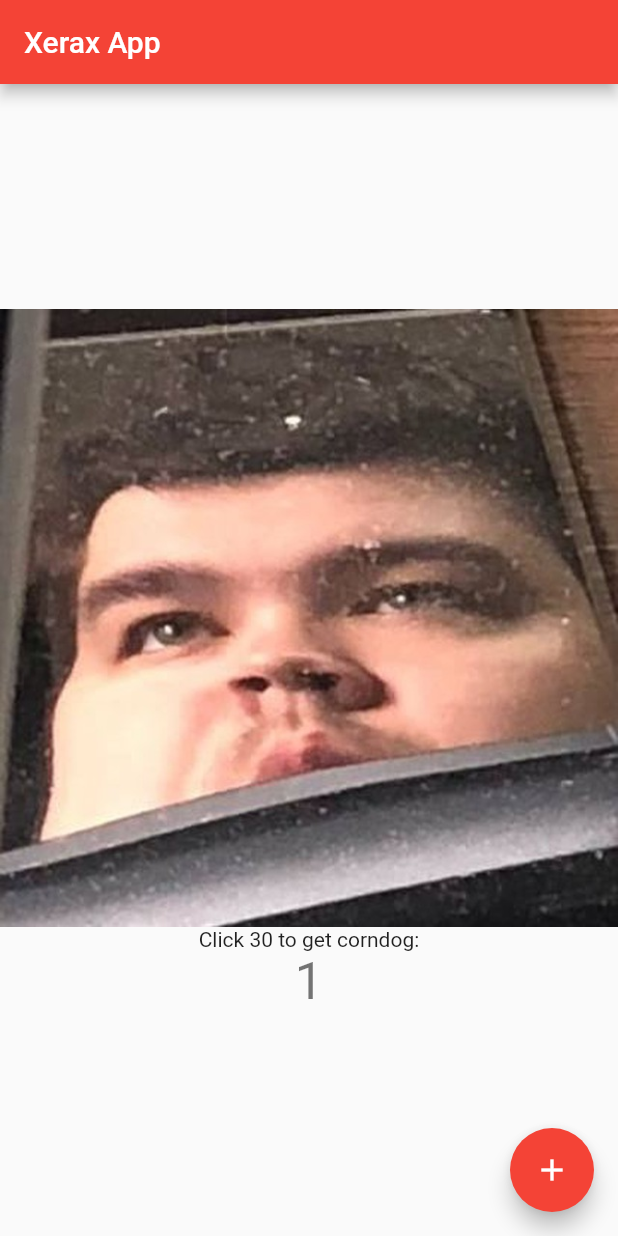
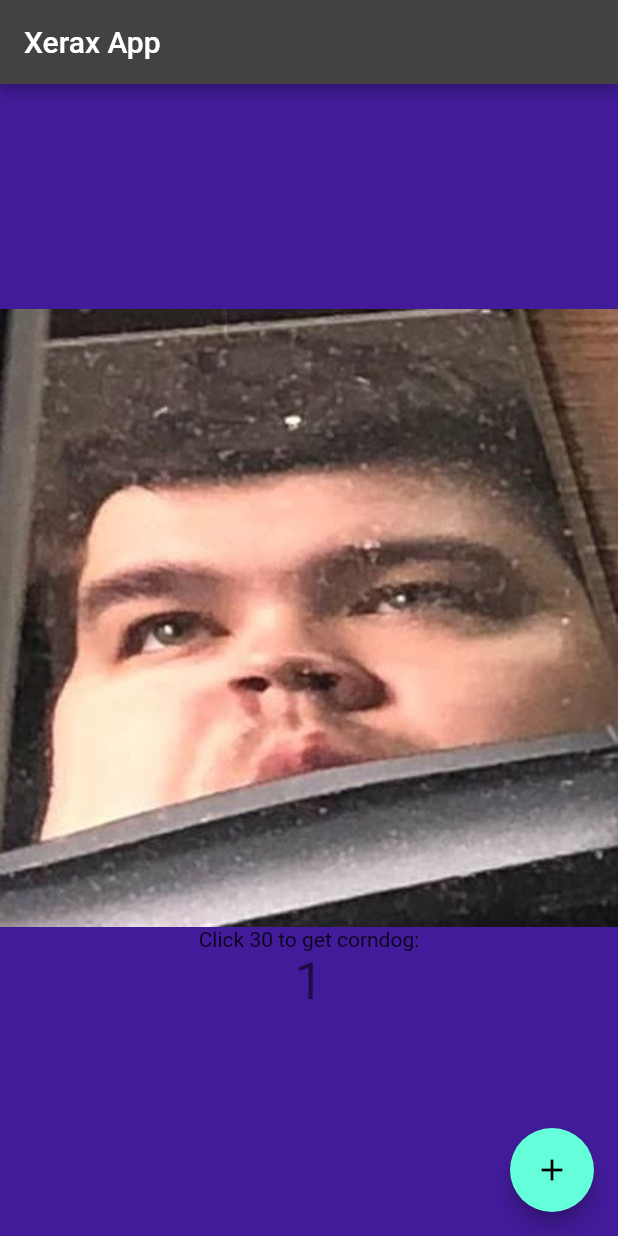
Before and after one commit to VikhorevaDarya/flutter-mobile-app, a Flutter app: the screen it shows after launch, after a tap on the "add" icon, on a phone screen of 412 x 824 dp. Run offline on Flutter 3.47's test engine with Material 2 defaults, Android fonts, the phone set to English and light mode, and no system bars; Roboto replaces fonts that are missing (PatrickHand).

Commit message:
add home screen

```diff
--- a/analysis_options.yaml
+++ b/analysis_options.yaml
@@ -1,29 +1,10 @@
-# This file configures the analyzer, which statically analyzes Dart code to
-# check for errors, warnings, and lints.
-#
-# The issues identified by the analyzer are surfaced in the UI of Dart-enabled
-# IDEs (https://dart.dev/tools#ides-and-editors). The analyzer can also be
-# invoked from the command line by running `flutter analyze`.
-
-# The following line activates a set of recommended lints for Flutter apps,
-# packages, and plugins designed to encourage good coding practices.
 include: package:flutter_lints/flutter.yaml
 
 linter:
-  # The lint rules applied to this project can be customized in the
-  # section below to disable rules from the `package:flutter_lints/flutter.yaml`
-  # included above or to enable additional rules. A list of all available lints
-  # and their documentation is published at
-  # https://dart-lang.github.io/linter/lints/index.html.
-  #
-  # Instead of disabling a lint rule for the entire project in the
-  # section below, it can also be suppressed for a single line of code
-  # or a specific dart file by using the `// ignore: name_of_lint` and
-  # `// ignore_for_file: name_of_lint` syntax on the line or in the file
-  # producing the lint.
   rules:
-    # avoid_print: false  # Uncomment to disable the `avoid_print` rule
-    # prefer_single_quotes: true  # Uncomment to enable the `prefer_single_quotes` rule
-
-# Additional information about this file can be found at
-# https://dart.dev/guides/language/analysis-options
+    prefer_const_constructors: false
+    prefer_final_fields: false
+    use_key_in_widget_constructors: false
+    prefer_const_literals_to_create_immutables: false
+    prefer_const_constructors_in_immutables: false
+    avoid_print: false
--- a/lib/main.dart
+++ b/lib/main.dart
@@ -1,69 +1,43 @@
 import 'package:flutter/material.dart';
+import 'package:flutter/services.dart';
+import 'package:xerax_app/screens/home_screen.dart';
+import 'package:xerax_app/utilities/constants.dart';
+import 'package:xerax_app/screens/score_screen.dart';
 
 void main() {
-  runApp(const MyApp());
+  return runApp(MyApp());
 }
 
 class MyApp extends StatelessWidget {
-  const MyApp({super.key});
-
   @override
   Widget build(BuildContext context) {
+    SystemChrome.setEnabledSystemUIOverlays([]);
+    SystemChrome.setPreferredOrientations([
+      DeviceOrientation.portraitUp,
+      DeviceOrientation.portraitDown,
+    ]);
     return MaterialApp(
-      title: 'Flutter Demo',
-      theme: ThemeData(
-        primarySwatch: Colors.red,
+      theme: ThemeData.dark().copyWith(
+        tooltipTheme: TooltipThemeData(
+          decoration: BoxDecoration(
+            color: tooltipColor,
+            borderRadius: BorderRadius.circular(5.0),
+          ),
+          textStyle: TextStyle(
+            fontWeight: FontWeight.w900,
+            fontSize: 20.0,
+            letterSpacing: 1.0,
+            color: Colors.white,
+          ),
+        ),
+        scaffoldBackgroundColor: homeBackgroundColor,
+        textTheme: Theme.of(context).textTheme.apply(fontFamily: 'PatrickHand'),
       ),
-      home: const MyHomePage(title: 'Xerax App'),
+      initialRoute: 'homePage',
+      routes: {
+        'homePage': (context) => HomeScreen(),
+        //'scorePage': (context) => ScoreScreen(),
+      },
     );
   }
 }
-
-class MyHomePage extends StatefulWidget {
-  const MyHomePage({super.key, required this.title});
-
-  final String title;
-
-  @override
-  State<MyHomePage> createState() => _MyHomePageState();
-}
-
-class _MyHomePageState extends State<MyHomePage> {
-  int _counter = 0;
-
-  void _incrementCounter() {
-    setState(() {
-
-      _counter++;
-    });
-  }
-
-  @override
-  Widget build(BuildContext context) {
-    return Scaffold(
-      appBar: AppBar(
-        title: Text(widget.title),
-      ),
-      body: Center(
-        child: Column(
-          mainAxisAlignment: MainAxisAlignment.center,
-          children: <Widget>[
-            Image.asset('assets/images/xerax.jpg'),
-            const Text(
-              'Click 30 to get corndog:',
-            ),
-            Text(
-              '$_counter',
-              style: Theme.of(context).textTheme.headlineMedium,
-            ),
-          ],
-        ),
-      ),
-      floatingActionButton: FloatingActionButton(
-        onPressed: _incrementCounter,
-        tooltip: 'Increment',
-        child: const Icon(Icons.add),
-      ),
-    );
-  }
-}
--- /dev/null
+++ b/lib/screens/home_screen.dart
@@ -0,0 +1,47 @@
+import 'package:flutter/material.dart';
+
+class HomeScreen extends StatefulWidget {
+  const HomeScreen({super.key});
+
+  @override
+  State<HomeScreen> createState() => _HomeScreenState();
+}
+
+class _HomeScreenState extends State<HomeScreen> {
+  int _counter = 0;
+
+  void _incrementCounter() {
+    setState(() {
+      _counter++;
+    });
+  }
+
+  @override
+  Widget build(BuildContext context) {
+    return Scaffold(
+      appBar: AppBar(
+        title: Text('Xerax App'),
+      ),
+      body: Center(
+        child: Column(
+          mainAxisAlignment: MainAxisAlignment.center,
+          children: <Widget>[
+            Image.asset('assets/images/xerax.jpg'),
+            const Text(
+              'Click 30 to get corndog:',
+            ),
+            Text(
+              '$_counter',
+              style: Theme.of(context).textTheme.headlineMedium,
+            ),
+          ],
+        ),
+      ),
+      floatingActionButton: FloatingActionButton(
+        onPressed: _incrementCounter,
+        tooltip: 'Increment',
+        child: const Icon(Icons.add),
+      ),
+    );
+  }
+}
--- /dev/null
+++ b/lib/utilities/constants.dart
@@ -0,0 +1,5 @@
+import 'package:flutter/material.dart';
+
+const tooltipColor = Color(0xFF1089ff);
+
+const homeBackgroundColor = Color(0xFF421b9b);
```
Also changed, not shown: pubspec.yaml (+5 -69 lines), lib/screens/score_screen.dart (added), 1 other file.
